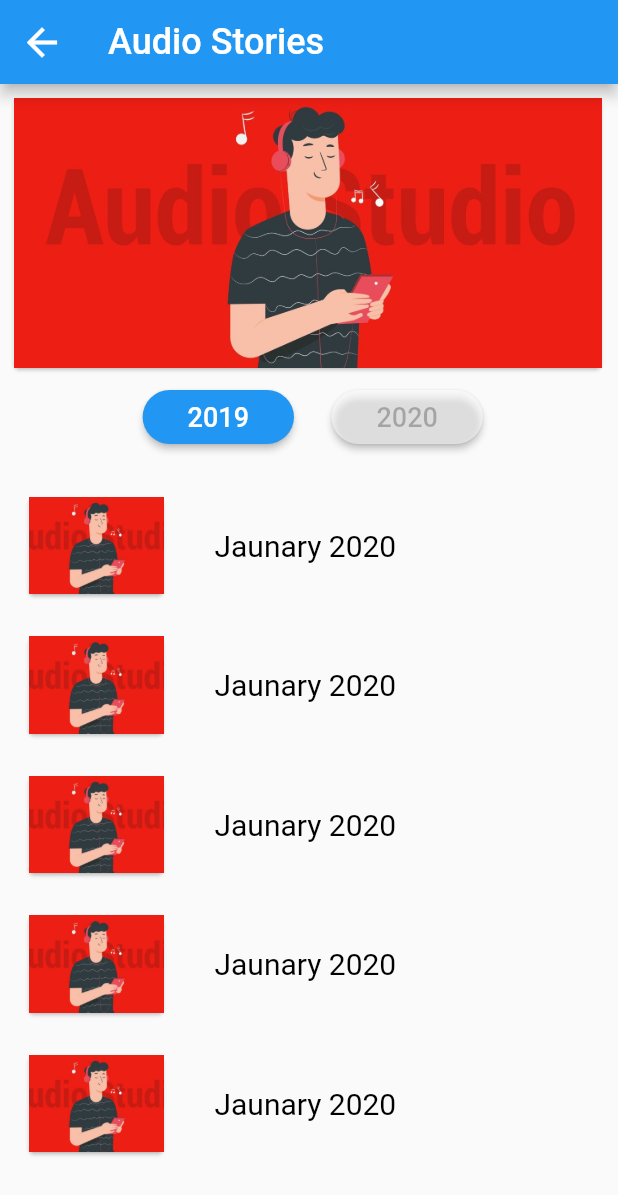
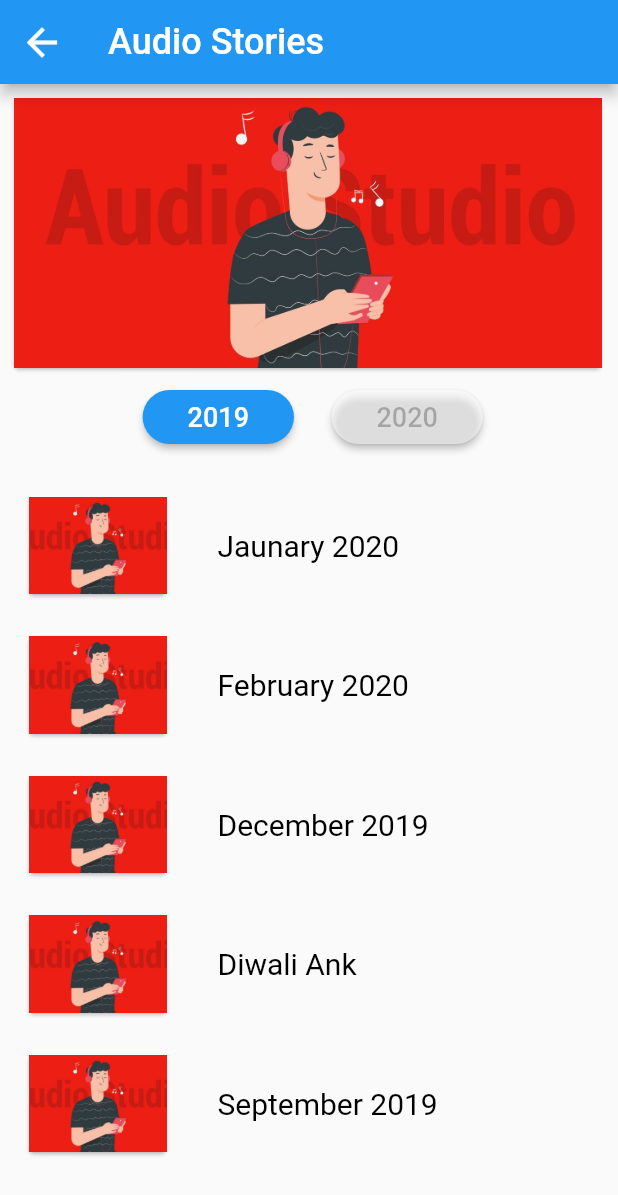
Before and after one commit to ShwetaBurte/chikupiku, a Flutter app: the audioStories screen opened directly, on a phone screen of 412 x 824 dp. Shown: the top 1195 px of the screen. Run offline on Flutter 3.47's test engine with Material 2 defaults, Android fonts, the phone set to English and light mode, and no system bars.

Commit message:
Add audioStories.dart

```diff
--- a/lib/audioStories/audioStories.dart
+++ b/lib/audioStories/audioStories.dart
@@ -168,7 +168,9 @@ class audioStories extends StatelessWidget{
                               mainAxisAlignment: MainAxisAlignment.center,
                               children: [
                                 //Image
-                                Padding(
+                                Container(
+                                  width: 100.0,
+                                  child: Padding(
                                     padding: EdgeInsets.all(0.0),
                                     child: Card(
                                       child: InkWell(
@@ -185,8 +187,11 @@ class audioStories extends StatelessWidget{
                                       ),
                                     ),
                                   ),
+                                ),
                                 //Heading
-                                Padding(
+                                Container(
+                                  width: 200.0,
+                                  child: Padding(
                                     padding: EdgeInsets.only(
                                       left: 30.0,
                                       top: 0.0,
@@ -201,6 +206,7 @@ class audioStories extends StatelessWidget{
                                       ),
                                     ),
                                   ),
+                                ),
                               ],
                             ),
                           ),
@@ -211,7 +217,9 @@ class audioStories extends StatelessWidget{
                               mainAxisAlignment: MainAxisAlignment.center,
                               children: [
                                 //Image
-                                Padding(
+                                Container(
+                                  width: 100.0,
+                                  child: Padding(
                                     padding: EdgeInsets.all(0.0),
                                     child: Card(
                                       child: InkWell(
@@ -228,8 +236,11 @@ class audioStories extends StatelessWidget{
                                       ),
                                     ),
                                   ),
+                                ),
                                 //Heading
-                                Padding(
+                                Container(
+                                  width: 200.0,
+                                  child: Padding(
                                     padding: EdgeInsets.only(
                                       left: 30.0,
                                       top: 0.0,
@@ -237,10 +248,11 @@ class audioStories extends StatelessWidget{
                                       bottom: 0.0,
                                     ),
                                     child: Text(
-                                    "Jaunary 2020",
+                                      "February 2020",
                                       style: TextStyle(
                                         fontSize: 20,
                                         color: Colors.black,
+                                      ),
                                     ),
                                   ),
                                 ),
@@ -254,7 +266,9 @@ class audioStories extends StatelessWidget{
                               mainAxisAlignment: MainAxisAlignment.center,
                               children: [
                                 //Image
-                                Padding(
+                                Container(
+                                  width: 100.0,
+                                  child: Padding(
                                     padding: EdgeInsets.all(0.0),
                                     child: Card(
                                       child: InkWell(
@@ -271,8 +285,11 @@ class audioStories extends StatelessWidget{
                                       ),
                                     ),
                                   ),
+                                ),
                                 //Heading
-                                Padding(
+                                Container(
+                                  width: 200.0,
+                                  child: Padding(
                                     padding: EdgeInsets.only(
                                       left: 30.0,
                                       top: 0.0,
@@ -280,10 +297,11 @@ class audioStories extends StatelessWidget{
                                       bottom: 0.0,
                                     ),
                                     child: Text(
-                                    "Jaunary 2020",
+                                      "December 2019",
                                       style: TextStyle(
                                         fontSize: 20,
                                         color: Colors.black,
+                                      ),
                                     ),
                                   ),
                                 ),
@@ -297,7 +315,9 @@ class audioStories extends StatelessWidget{
                               mainAxisAlignment: MainAxisAlignment.center,
                               children: [
                                 //Image
-                                Padding(
+                                Container(
+                                  width: 100.0,
+                                  child: Padding(
                                     padding: EdgeInsets.all(0.0),
                                     child: Card(
                                       child: InkWell(
@@ -314,8 +334,11 @@ class audioStories extends StatelessWidget{
                                       ),
                                     ),
                                   ),
+                                ),
                                 //Heading
-                                Padding(
+                                Container(
+                                  width: 200.0,
+                                  child: Padding(
                                     padding: EdgeInsets.only(
                                       left: 30.0,
                                       top: 0.0,
@@ -323,10 +346,11 @@ class audioStories extends StatelessWidget{
                                       bottom: 0.0,
                                     ),
                                     child: Text(
-                                    "Jaunary 2020",
+                                      "Diwali Ank",
                                       style: TextStyle(
                                         fontSize: 20,
                                         color: Colors.black,
+                                      ),
                                     ),
                                   ),
                                 ),
@@ -340,7 +364,9 @@ class audioStories extends StatelessWidget{
                               mainAxisAlignment: MainAxisAlignment.center,
                               children: [
                                 //Image
-                                Padding(
+                                Container(
+                                  width: 100.0,
+                                  child: Padding(
                                     padding: EdgeInsets.all(0.0),
                                     child: Card(
                                       child: InkWell(
@@ -357,8 +383,11 @@ class audioStories extends StatelessWidget{
                                       ),
                                     ),
                                   ),
+                                ),
                                 //Heading
-                                Padding(
+                                Container(
+                                  width: 200.0,
+                                  child: Padding(
                                     padding: EdgeInsets.only(
                                       left: 30.0,
                                       top: 0.0,
@@ -366,10 +395,11 @@ class audioStories extends StatelessWidget{
                                       bottom: 0.0,
                                     ),
                                     child: Text(
-                                    "Jaunary 2020",
+                                      "September 2019",
                                       style: TextStyle(
                                         fontSize: 20,
                                         color: Colors.black,
+                                      ),
                                     ),
                                   ),
                                 ),
```
Lines whose indentation alone changed are shown as unchanged.
